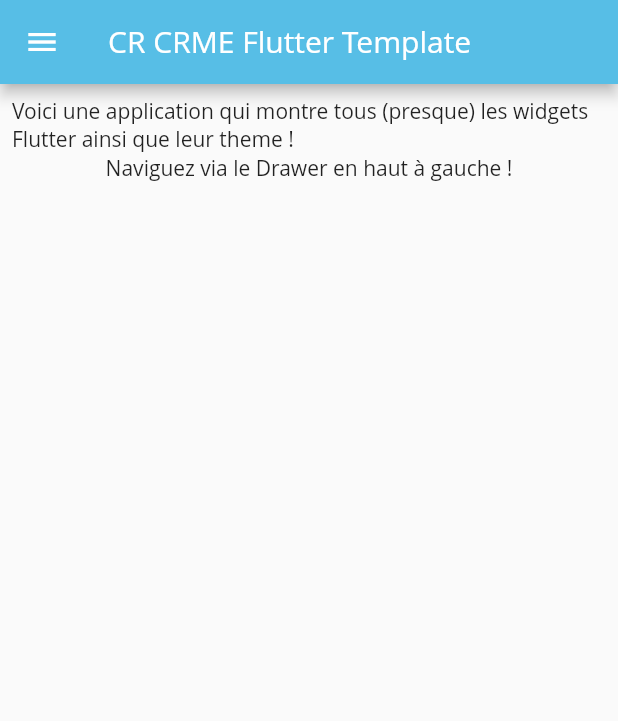
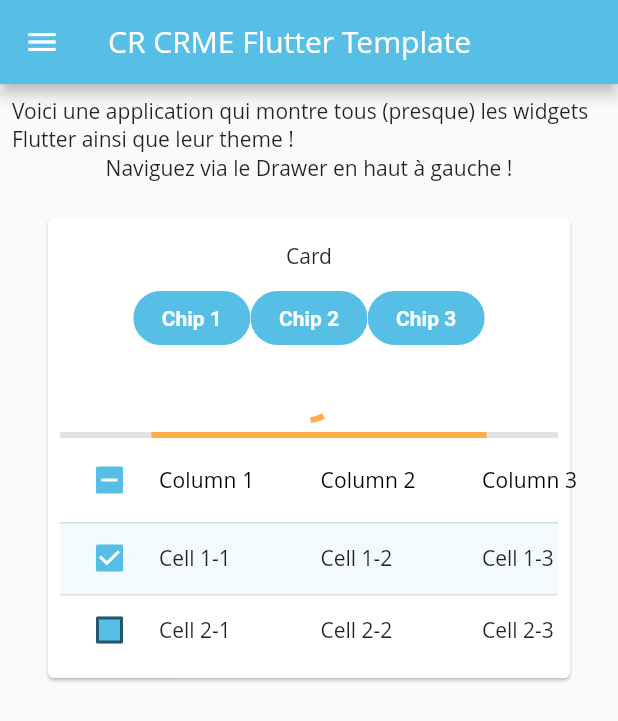
Before and after one commit to cr-crme/crcrme_material_theme, a Flutter app: the screen it shows after launch, on a phone screen of 412 x 824 dp. Shown: the top 721 px of the screen. Run offline on Flutter 3.47's test engine with Material 2 defaults, Android fonts, the phone set to English and light mode, and no system bars; Roboto replaces fonts that are missing (Open Sans).

```diff
--- a/lib/screens/home.dart
+++ b/lib/screens/home.dart
@@ -3,10 +3,17 @@ import 'package:crcrme_flutter_template/screens/input_showcase.dart';
 import 'package:crcrme_flutter_template/screens/dialog_showcase.dart';
 import 'package:flutter/material.dart';
 
-class Home extends StatelessWidget {
+class Home extends StatefulWidget {
   const Home({Key? key}) : super(key: key);
 
   static const routeName = '/';
+
+  @override
+  State<Home> createState() => _HomeState();
+}
+
+class _HomeState extends State<Home> {
+  List<bool?> selected = [true, false];
 
   @override
   Widget build(BuildContext context) {
@@ -35,10 +42,78 @@ class Home extends StatelessWidget {
         padding: const EdgeInsets.all(8.0),
         child: Center(
             child: Column(
-          children: const [
-            Text(
+          children: [
+            const Text(
                 "Voici une application qui montre tous (presque) les widgets Flutter ainsi que leur theme !"),
-            Text("Naviguez via le Drawer en haut à gauche !")
+            const Text("Naviguez via le Drawer en haut à gauche !"),
+            Padding(
+              padding: const EdgeInsets.all(20.0),
+              child: Card(
+                child: Padding(
+                  padding: const EdgeInsets.all(8.0),
+                  child: Column(
+                    children: [
+                      const Padding(
+                        padding: EdgeInsets.all(8.0),
+                        child: Text("Card"),
+                      ),
+                      Row(
+                        mainAxisAlignment: MainAxisAlignment.center,
+                        children: const [
+                          Chip(label: Text("Chip 1")),
+                          Chip(label: Text("Chip 2")),
+                          Chip(label: Text("Chip 3"))
+                        ],
+                      ),
+                      const Padding(
+                        padding: EdgeInsets.all(8.0),
+                        child: CircularProgressIndicator(),
+                      ),
+                      const LinearProgressIndicator(
+                        value: null,
+                      ),
+                      DataTable(
+                          onSelectAll: (value) {
+                            setState(() {
+                              selected = [value, value];
+                            });
+                          },
+                          columns: const [
+                            DataColumn(label: Text("Column 1")),
+                            DataColumn(label: Text("Column 2")),
+                            DataColumn(label: Text("Column 3"))
+                          ],
+                          rows: [
+                            DataRow(
+                                selected: selected[0]!,
+                                onSelectChanged: (bool? v) {
+                                  setState(() {
+                                    selected[0] = v;
+                                  });
+                                },
+                                cells: const [
+                                  DataCell(Text("Cell 1-1")),
+                                  DataCell(Text("Cell 1-2")),
+                                  DataCell(Text("Cell 1-3"))
+                                ]),
+                            DataRow(
+                                selected: selected[1]!,
+                                onSelectChanged: (bool? v) {
+                                  setState(() {
+                                    selected[1] = v;
+                                  });
+                                },
+                                cells: const [
+                                  DataCell(Text("Cell 2-1")),
+                                  DataCell(Text("Cell 2-2")),
+                                  DataCell(Text("Cell 2-3"))
+                                ])
+                          ])
+                    ],
+                  ),
+                ),
+              ),
+            )
           ],
         )),
       ),
--- a/lib/theme.dart
+++ b/lib/theme.dart
@@ -43,6 +43,13 @@ ThemeData get theme {
         activeTrackColor: blue.withAlpha(100),
         inactiveTrackColor: disabled.withAlpha(80)),
     iconTheme: const IconThemeData(color: blue),
+    progressIndicatorTheme: ProgressIndicatorThemeData(
+        color: orange, linearTrackColor: disabled.withAlpha(80)),
+    chipTheme: const ChipThemeData(
+        backgroundColor: blue,
+        disabledColor: disabled,
+        labelPadding: EdgeInsets.symmetric(horizontal: 15, vertical: 2),
+        labelStyle: TextStyle(color: white, fontWeight: FontWeight.w600)),
     elevatedButtonTheme: ElevatedButtonThemeData(
         style: ButtonStyle(
             textStyle: MaterialStateProperty.all(const TextStyle(fontSize: 20)),
```
